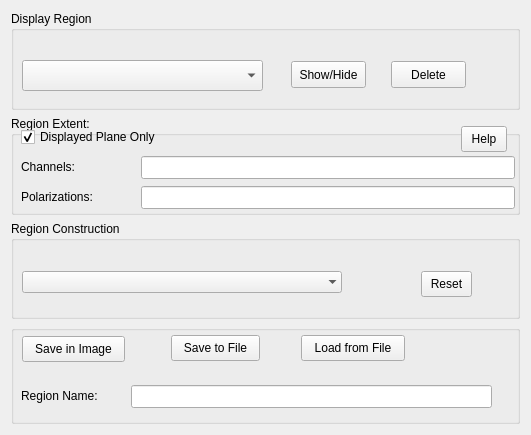
This is code/display/implement/QtViewer/QtRegionMgr.ui in radio-astro/casa as Qt 5 draws it before an edit. The edited form follows.
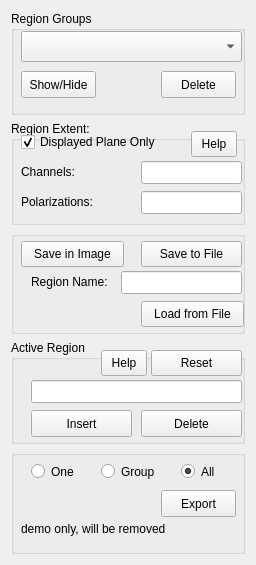
This is the edited form.

Commit message: Lots of changes from the group. ----------------------------------- r8550 | honglin.ye | 2009-08-16 16:05:22 -0600 (Sun, 16 Aug 2009) | 12 lines Changed paths:    M /v2/active/code/display/implement/QtViewer/QtRegionManager.cc    M /v2/active/code/display/implement/QtViewer/QtRegionManager.qo.h

```diff
--- a/code/display/implement/QtViewer/QtRegionMgr.ui
+++ b/code/display/implement/QtViewer/QtRegionMgr.ui
@@ -6,8 +6,8 @@
    <rect>
     <x>0</x>
     <y>0</y>
-    <width>531</width>
-    <height>435</height>
+    <width>256</width>
+    <height>565</height>
    </rect>
   </property>
   <property name="maximumSize" >
@@ -23,14 +23,14 @@
    <item row="0" column="0" >
     <widget class="QGroupBox" name="groupBox" >
      <property name="title" >
-      <string>Display Region</string>
+      <string>Region Groups</string>
      </property>
      <widget class="QComboBox" name="regName" >
       <property name="geometry" >
        <rect>
-        <x>11</x>
-        <y>49</y>
-        <width>241</width>
+        <x>10</x>
+        <y>20</y>
+        <width>221</width>
         <height>31</height>
        </rect>
       </property>
@@ -41,8 +41,8 @@
      <widget class="QPushButton" name="showOrHide" >
       <property name="geometry" >
        <rect>
-        <x>280</x>
-        <y>50</y>
+        <x>10</x>
+        <y>60</y>
         <width>75</width>
         <height>27</height>
        </rect>
@@ -57,8 +57,8 @@
      <widget class="QPushButton" name="deleteReg" >
       <property name="geometry" >
        <rect>
-        <x>380</x>
-        <y>50</y>
+        <x>150</x>
+        <y>60</y>
         <width>75</width>
         <height>27</height>
        </rect>
@@ -85,7 +85,7 @@
        <rect>
         <x>130</x>
         <y>40</y>
-        <width>374</width>
+        <width>101</width>
         <height>23</height>
        </rect>
       </property>
@@ -98,7 +98,7 @@
        <rect>
         <x>130</x>
         <y>70</y>
-        <width>374</width>
+        <width>101</width>
         <height>23</height>
        </rect>
       </property>
@@ -163,7 +163,7 @@
      <widget class="QToolButton" name="helpButton" >
       <property name="geometry" >
        <rect>
-        <x>450</x>
+        <x>180</x>
         <y>10</y>
         <width>46</width>
         <height>26</height>
@@ -175,33 +175,17 @@
      </widget>
     </widget>
    </item>
-   <item row="2" column="0" >
+   <item row="3" column="0" >
     <widget class="QGroupBox" name="groupBox_2" >
      <property name="title" >
-      <string>Region Construction</string>
+      <string>Active Region</string>
      </property>
-     <widget class="QComboBox" name="drawing_mode" >
-      <property name="geometry" >
-       <rect>
-        <x>11</x>
-        <y>50</y>
-        <width>320</width>
-        <height>22</height>
-       </rect>
-      </property>
-      <property name="minimumContentsLength" >
-       <number>32</number>
-      </property>
-      <property name="frame" >
-       <bool>false</bool>
-      </property>
-     </widget>
      <widget class="QToolButton" name="resetregions" >
       <property name="geometry" >
        <rect>
-        <x>410</x>
-        <y>50</y>
-        <width>51</width>
+        <x>140</x>
+        <y>10</y>
+        <width>91</width>
         <height>26</height>
        </rect>
       </property>
@@ -212,50 +196,76 @@
        <string>Reset</string>
       </property>
      </widget>
+     <widget class="QPushButton" name="insertButton" >
+      <property name="geometry" >
+       <rect>
+        <x>20</x>
+        <y>70</y>
+        <width>101</width>
+        <height>27</height>
+       </rect>
+      </property>
+      <property name="toolTip" >
+       <string>Insert a region into this group</string>
+      </property>
+      <property name="text" >
+       <string>Insert</string>
+      </property>
+     </widget>
+     <widget class="QPushButton" name="deleteButton" >
+      <property name="geometry" >
+       <rect>
+        <x>130</x>
+        <y>70</y>
+        <width>101</width>
+        <height>27</height>
+       </rect>
+      </property>
+      <property name="toolTip" >
+       <string>Delete a region from this group</string>
+      </property>
+      <property name="text" >
+       <string>Delete</string>
+      </property>
+     </widget>
+     <widget class="QLineEdit" name="lineEdit" >
+      <property name="geometry" >
+       <rect>
+        <x>20</x>
+        <y>40</y>
+        <width>211</width>
+        <height>23</height>
+       </rect>
+      </property>
+      <property name="toolTip" >
+       <string>Current active region</string>
+      </property>
+     </widget>
+     <widget class="QToolButton" name="helpAct" >
+      <property name="geometry" >
+       <rect>
+        <x>90</x>
+        <y>10</y>
+        <width>46</width>
+        <height>26</height>
+       </rect>
+      </property>
+      <property name="text" >
+       <string>Help</string>
+      </property>
+     </widget>
     </widget>
    </item>
-   <item row="3" column="0" >
-    <widget class="QGroupBox" name="groupBox_3" >
+   <item row="2" column="0" >
+    <widget class="QGroupBox" name="groupBox_4" >
      <property name="title" >
       <string/>
      </property>
-     <widget class="QToolButton" name="loadFile" >
-      <property name="geometry" >
-       <rect>
-        <x>290</x>
-        <y>10</y>
-        <width>104</width>
-        <height>26</height>
-       </rect>
-      </property>
-      <property name="toolTip" >
-       <string>load a region from a file </string>
-      </property>
-      <property name="text" >
-       <string>Load from File</string>
-      </property>
-     </widget>
-     <widget class="QToolButton" name="saveRGNFile" >
-      <property name="geometry" >
-       <rect>
-        <x>160</x>
-        <y>10</y>
-        <width>89</width>
-        <height>26</height>
-       </rect>
-      </property>
-      <property name="toolTip" >
-       <string>save the region in to a file</string>
-      </property>
-      <property name="text" >
-       <string>Save to File</string>
-      </property>
-     </widget>
      <widget class="QToolButton" name="saveInImage" >
       <property name="geometry" >
        <rect>
-        <x>11</x>
-        <y>11</y>
+        <x>10</x>
+        <y>10</y>
         <width>103</width>
         <height>26</height>
        </rect>
@@ -267,25 +277,28 @@
        <string>Save in Image</string>
       </property>
      </widget>
-     <widget class="QLineEdit" name="savedName" >
+     <widget class="QToolButton" name="saveRGNFile" >
       <property name="geometry" >
        <rect>
-        <x>120</x>
-        <y>60</y>
-        <width>361</width>
-        <height>23</height>
+        <x>130</x>
+        <y>10</y>
+        <width>101</width>
+        <height>26</height>
        </rect>
       </property>
       <property name="toolTip" >
-       <string>the name of the image region (to be saved or loaded)</string>
+       <string>save the region in to a file</string>
+      </property>
+      <property name="text" >
+       <string>Save to File</string>
       </property>
      </widget>
      <widget class="QLabel" name="polExt_2" >
       <property name="geometry" >
        <rect>
-        <x>10</x>
-        <y>60</y>
-        <width>111</width>
+        <x>20</x>
+        <y>40</y>
+        <width>91</width>
         <height>22</height>
        </rect>
       </property>
@@ -294,6 +307,122 @@
       </property>
       <property name="text" >
        <string>Region Name:</string>
+      </property>
+     </widget>
+     <widget class="QLineEdit" name="savedName" >
+      <property name="geometry" >
+       <rect>
+        <x>110</x>
+        <y>40</y>
+        <width>121</width>
+        <height>23</height>
+       </rect>
+      </property>
+      <property name="toolTip" >
+       <string>the name of the image region (to be saved or loaded)</string>
+      </property>
+     </widget>
+     <widget class="QToolButton" name="loadFile" >
+      <property name="geometry" >
+       <rect>
+        <x>130</x>
+        <y>70</y>
+        <width>103</width>
+        <height>26</height>
+       </rect>
+      </property>
+      <property name="toolTip" >
+       <string>load a region from a file </string>
+      </property>
+      <property name="text" >
+       <string>Load from File</string>
+      </property>
+     </widget>
+    </widget>
+   </item>
+   <item row="5" column="0" >
+    <widget class="QGroupBox" name="groupBox_3" >
+     <property name="toolTip" >
+      <string>Export regions to termianl</string>
+     </property>
+     <property name="title" >
+      <string/>
+     </property>
+     <widget class="QRadioButton" name="actOne" >
+      <property name="geometry" >
+       <rect>
+        <x>20</x>
+        <y>10</y>
+        <width>51</width>
+        <height>23</height>
+       </rect>
+      </property>
+      <property name="toolTip" >
+       <string>Select only the active region</string>
+      </property>
+      <property name="text" >
+       <string>One</string>
+      </property>
+     </widget>
+     <widget class="QRadioButton" name="actGrp" >
+      <property name="geometry" >
+       <rect>
+        <x>90</x>
+        <y>10</y>
+        <width>61</width>
+        <height>23</height>
+       </rect>
+      </property>
+      <property name="toolTip" >
+       <string>Select regions in the active group</string>
+      </property>
+      <property name="text" >
+       <string>Group</string>
+      </property>
+     </widget>
+     <widget class="QRadioButton" name="actAll" >
+      <property name="geometry" >
+       <rect>
+        <x>170</x>
+        <y>10</y>
+        <width>51</width>
+        <height>23</height>
+       </rect>
+      </property>
+      <property name="toolTip" >
+       <string>Select all shown regions</string>
+      </property>
+      <property name="text" >
+       <string>All</string>
+      </property>
+      <property name="checked" >
+       <bool>true</bool>
+      </property>
+     </widget>
+     <widget class="QPushButton" name="exportButton" >
+      <property name="geometry" >
+       <rect>
+        <x>150</x>
+        <y>40</y>
+        <width>75</width>
+        <height>27</height>
+       </rect>
+      </property>
+      <property name="text" >
+       <string>Export</string>
+      </property>
+     </widget>
+     <widget class="QLabel" name="label" >
+      <property name="geometry" >
+       <rect>
+        <x>10</x>
+        <y>70</y>
+        <width>221</width>
+        <height>18</height>
+       </rect>
+      </property>
+      <property name="text" >
+       <string>demo only, will be removed</string>
       </property>
      </widget>
     </widget>
```
The commit also changes 83 other files.
